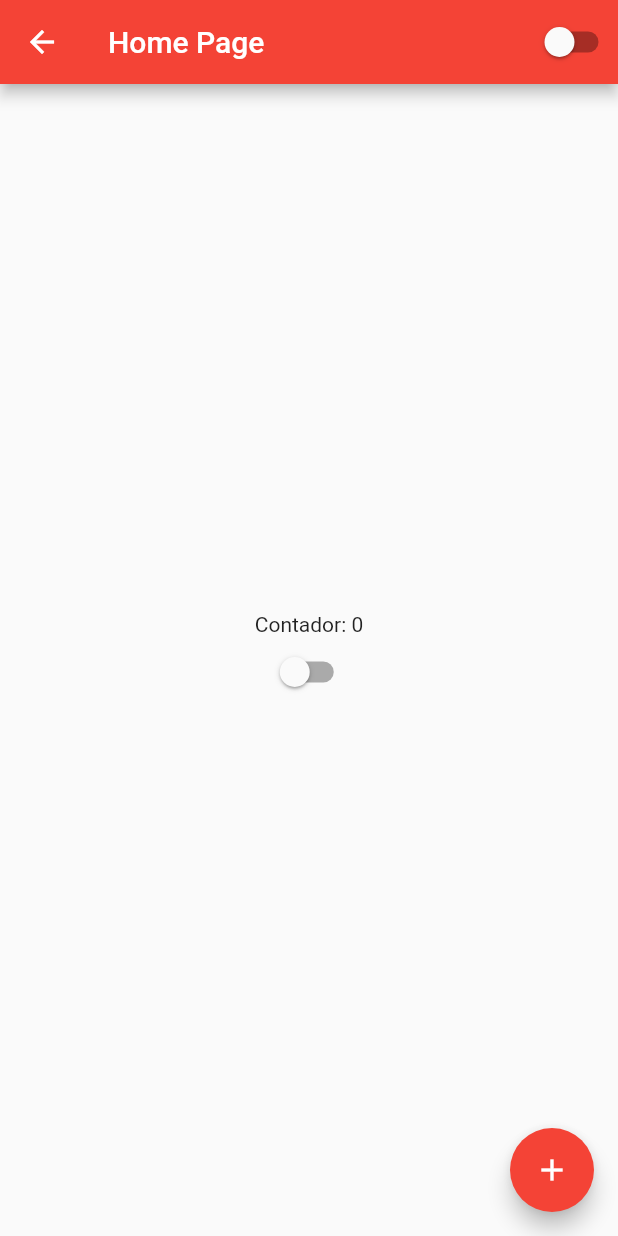
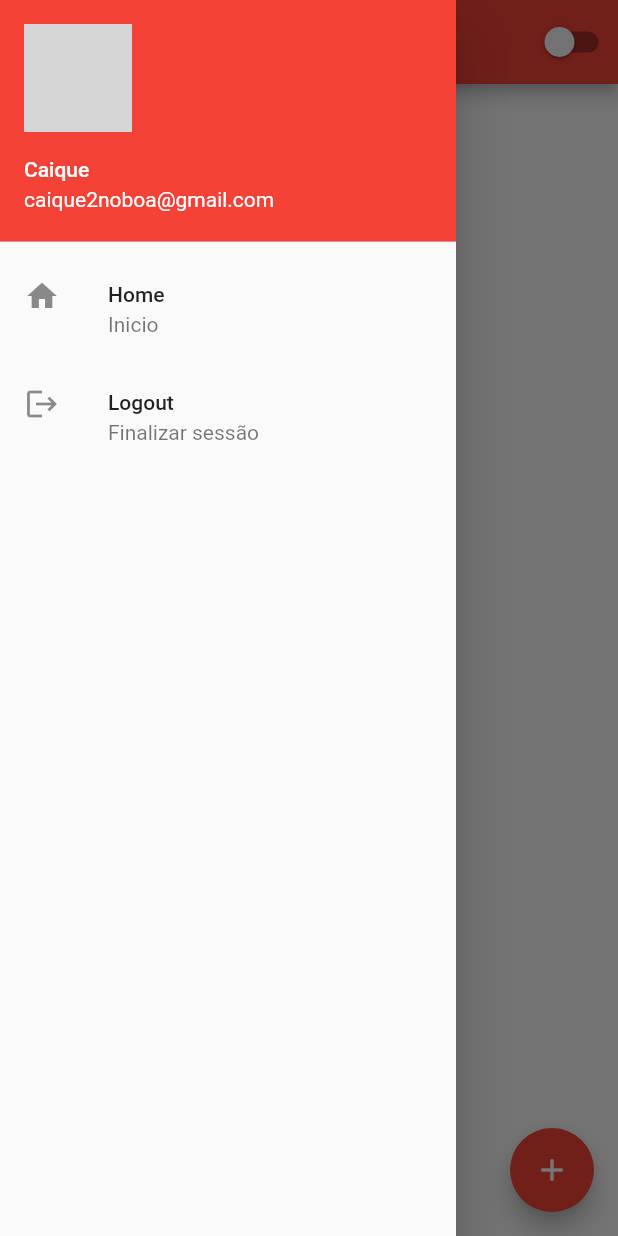
Before and after one commit to csnoboa/flutterando, a Flutter app: the HomePage screen opened by its route, with the side drawer open (before the commit the screen has no drawer), on a phone screen of 412 x 824 dp. Run offline on Flutter 3.47's test engine with Material 2 defaults, Android fonts, the phone set to English and light mode, and no system bars; network calls fail; grey boxes are pictures that could not be loaded.

Commit message:
Aula #26

```diff
--- a/lib/home_page.dart
+++ b/lib/home_page.dart
@@ -14,9 +14,42 @@ class HomePageState extends State<HomePage> {
   @override
   Widget build(BuildContext context) {
     return Scaffold(
+      drawer: Drawer(
+        child: Column(
+          children: [
+            UserAccountsDrawerHeader(
+              currentAccountPicture: ClipOval(
+                child: Image.network(
+                  'https://i.pinimg.com/280x280_RS/33/74/bd/3374bd4ca90568d7f940253322433b08.jpg',
+                ),
+              ),
+              accountName: Text('Caique'),
+              accountEmail: Text('caique2noboa@gmail.com'),
+            ),
+            ListTile(
+              title: Text('Home'),
+              subtitle: Text('Inicio'),
+              leading: Icon(Icons.home),
+              onTap: () {
+                debugPrint('home');
+              },
+            ),
+            ListTile(
+              title: Text('Logout'),
+              subtitle: Text('Finalizar sessão'),
+              leading: Icon(Icons.logout),
+              onTap: () {
+                Navigator.of(context).pushReplacementNamed('/');
+              },
+            ),
+          ],
+        ),
+      ),
       appBar: AppBar(
         title: Text('Home Page'),
-        actions: [CustomSwitch()],
+        actions: [
+          CustomSwitch(),
+        ],
       ),
       body: Container(
         child: Center(
@@ -27,14 +60,18 @@ class HomePageState extends State<HomePage> {
               CustomSwitch(),
             ],
           ),
-      )),
+        ),
+      ),
       floatingActionButton: FloatingActionButton(
         onPressed: () {
-            setState(() {
+          setState(
+            () {
               counter++;
-            });
             },
-          child: Icon(Icons.add)),
+          );
+        },
+        child: Icon(Icons.add),
+      ),
     );
   }
 }
```
Also changed, not shown: lib/login_page.dart (+22 -2 lines). Lines whose indentation alone changed are shown as unchanged.
